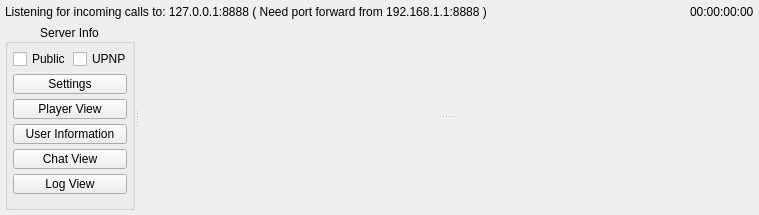
Old version of the form ui/widgets/remixwidget.ui in the repository StarixWoS/ReMix.
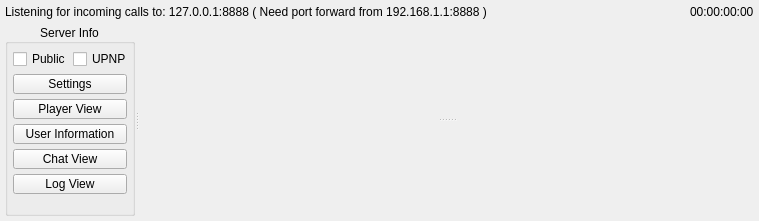
New version of the form.

The edit to the form file:
```diff
--- a/ui/widgets/remixwidget.ui
+++ b/ui/widgets/remixwidget.ui
@@ -7,7 +7,7 @@
     <x>0</x>
     <y>0</y>
     <width>759</width>
-    <height>215</height>
+    <height>221</height>
    </rect>
   </property>
   <property name="minimumSize">
```
Left out of the diff: 4 changed lines with no effect on the pictures.
